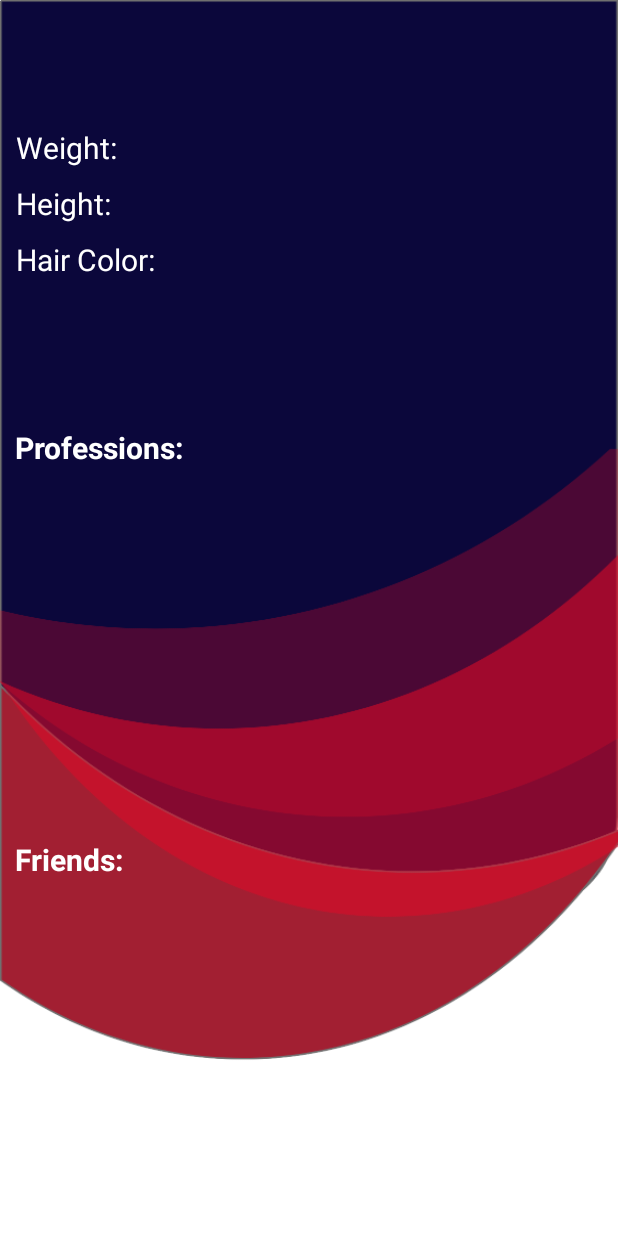
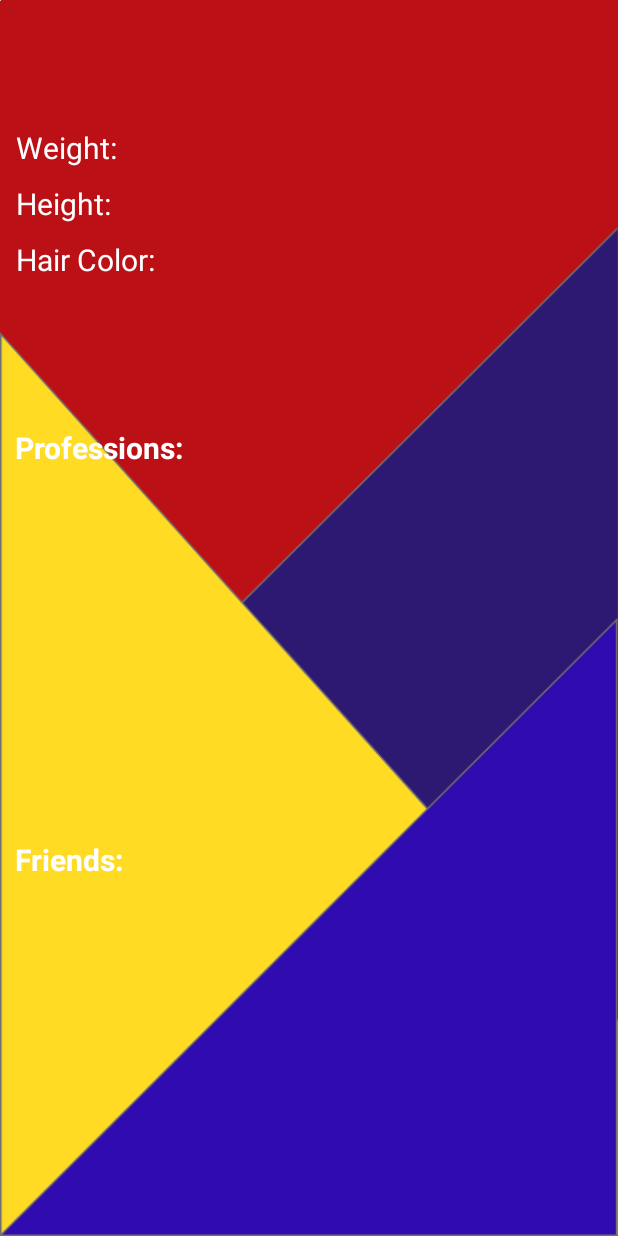
Before and after one commit to TonyAndroid1991/TestForVass, an Android app: the layout fragment_gnome_details.xml on its own in the app's theme, with its tools: preview values and no code run, on a phone screen of 412 x 824 dp. Run offline under Robolectric (Android 15) with nearby library versions, the phone set to English and light mode, and no system bars; network calls fail.

Commit message:
update UI

```diff
--- a/app/src/main/res/layout/fragment_gnome_details.xml
+++ b/app/src/main/res/layout/fragment_gnome_details.xml
@@ -8,7 +8,7 @@
         android:layout_height="match_parent"
         android:orientation="vertical"
         android:weightSum=".9"
-        android:background="@drawable/background_image"
+        android:background="@drawable/details_image"
         tools:context=".fragments.GnomeDetailsFragment">
 
 
```
Also changed, not shown: app/src/main/res/drawable-hdpi/details_image.png (added), app/src/main/res/drawable-ldpi/details_image.png (added), app/src/main/res/drawable-mdpi/details_image.png (added), app/src/main/res/drawable-xhdpi/details_image.png (added), app/src/main/res/drawable-xxhdpi/details_image.png (added), app/src/main/res/drawable-xxxhdpi/details_image.png (added).
